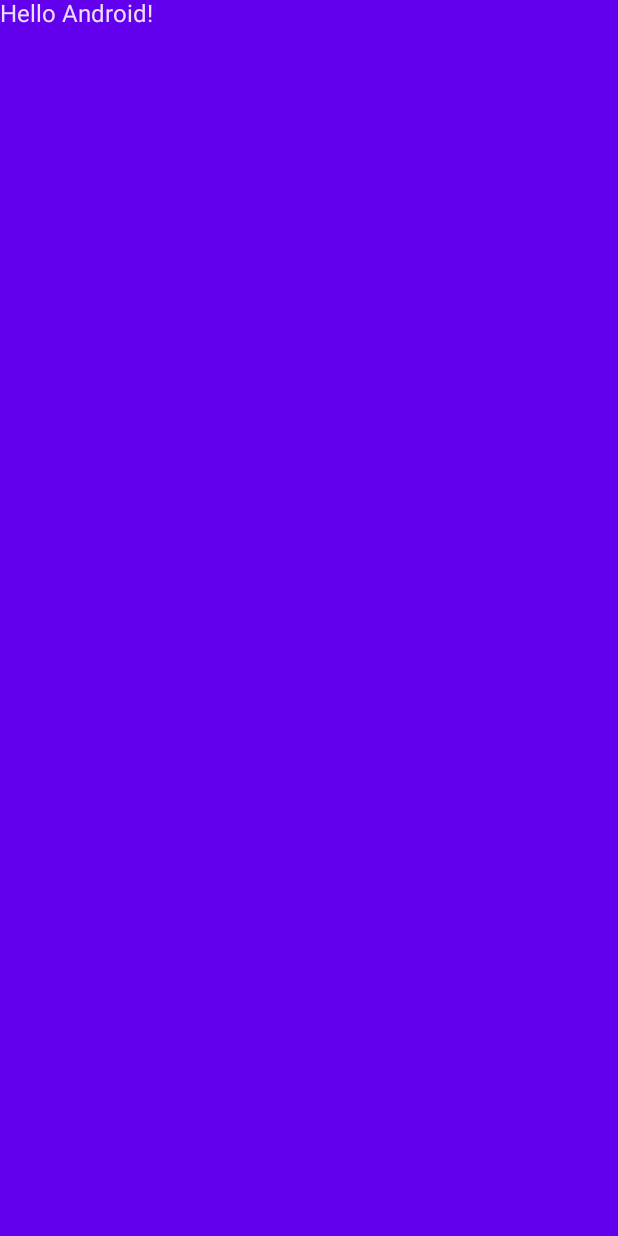
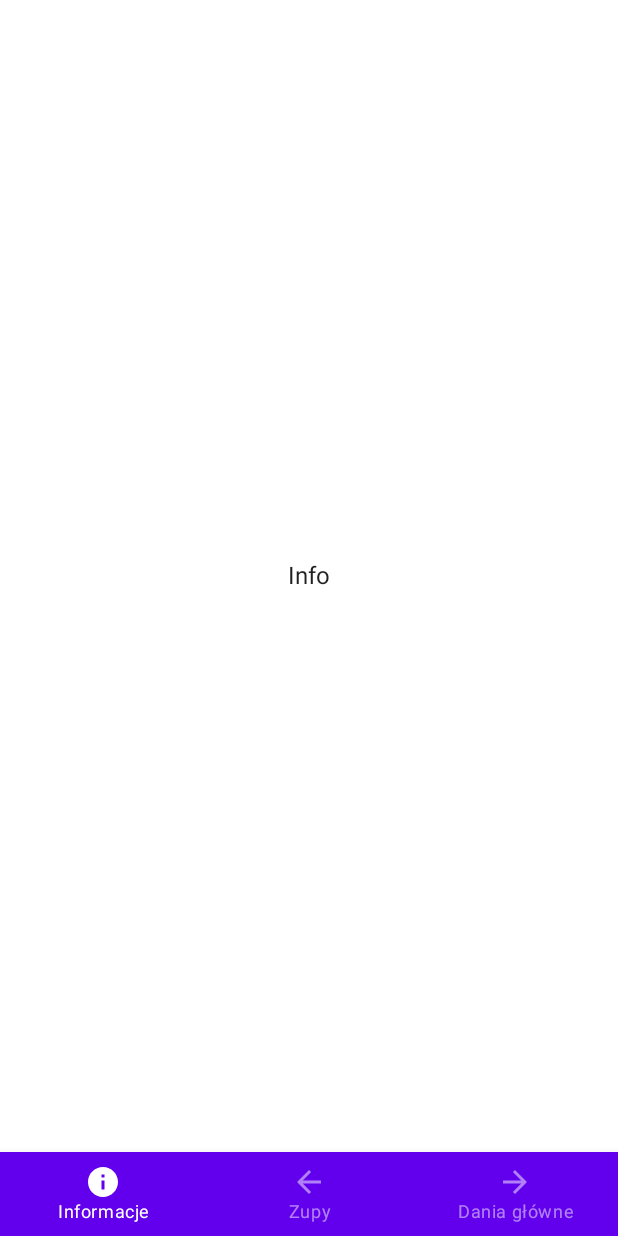
Before and after one commit to dawids21/Kochbuch, an Android app built with Jetpack Compose: the screen it shows after launch (MainActivity), on a phone screen of 412 x 824 dp. Before the commit the screen is almost empty. Run offline under Robolectric (Android 15) with nearby library versions, the phone set to English and light mode, and no system bars.

Commit message:
feat: Create main screen navigation

```diff
--- a/app/build.gradle
+++ b/app/build.gradle
@@ -56,6 +56,7 @@ dependencies {
     implementation 'androidx.compose.ui:ui-graphics'
     implementation 'androidx.compose.ui:ui-tooling-preview'
     implementation 'androidx.compose.material:material'
+    implementation 'androidx.navigation:navigation-compose:2.5.3'
     testImplementation 'junit:junit:4.13.2'
     androidTestImplementation 'androidx.test.ext:junit:1.1.3'
     androidTestImplementation 'androidx.test.espresso:espresso-core:3.4.0'
--- /dev/null
+++ b/app/src/main/java/xyz/stasiak/kochbuch/KochbuchApp.kt
@@ -0,0 +1,11 @@
+package xyz.stasiak.kochbuch
+
+import androidx.compose.runtime.Composable
+import androidx.navigation.NavHostController
+import androidx.navigation.compose.rememberNavController
+import xyz.stasiak.kochbuch.ui.navigation.KochbuchNavHost
+
+@Composable
+fun KochbuchApp(navController: NavHostController = rememberNavController()) {
+    KochbuchNavHost(navController = navController)
+}
--- a/app/src/main/java/xyz/stasiak/kochbuch/MainActivity.kt
+++ b/app/src/main/java/xyz/stasiak/kochbuch/MainActivity.kt
@@ -3,13 +3,6 @@ package xyz.stasiak.kochbuch
 import android.os.Bundle
 import androidx.activity.ComponentActivity
 import androidx.activity.compose.setContent
-import androidx.compose.foundation.layout.fillMaxSize
-import androidx.compose.material.MaterialTheme
-import androidx.compose.material.Surface
-import androidx.compose.material.Text
-import androidx.compose.runtime.Composable
-import androidx.compose.ui.Modifier
-import androidx.compose.ui.tooling.preview.Preview
 import xyz.stasiak.kochbuch.ui.theme.KochbuchTheme
 
 class MainActivity : ComponentActivity() {
@@ -17,30 +10,8 @@ class MainActivity : ComponentActivity() {
         super.onCreate(savedInstanceState)
         setContent {
             KochbuchTheme {
-                // A surface container using the 'background' color from the theme
-                Surface(
-                    modifier = Modifier.fillMaxSize(),
-                    color = MaterialTheme.colors.primary
-                ) {
-                    Greeting("Android")
-                }
+                KochbuchApp()
             }
         }
     }
 }
-
-@Composable
-fun Greeting(name: String, modifier: Modifier = Modifier) {
-    Text(
-        text = "Hello $name!",
-        modifier = modifier
-    )
-}
-
-@Preview(showBackground = true)
-@Composable
-fun GreetingPreview() {
-    KochbuchTheme {
-        Greeting("Android")
-    }
-}
--- /dev/null
+++ b/app/src/main/java/xyz/stasiak/kochbuch/ui/main/BottomNavigationDestination.kt
@@ -0,0 +1,9 @@
+package xyz.stasiak.kochbuch.ui.main
+
+import androidx.compose.ui.graphics.vector.ImageVector
+
+interface BottomNavigationDestination {
+    val route: String
+    val icon: ImageVector
+    val titleRes: Int
+}
--- /dev/null
+++ b/app/src/main/java/xyz/stasiak/kochbuch/ui/main/MainBottomBar.kt
@@ -0,0 +1,53 @@
+package xyz.stasiak.kochbuch.ui.main
+
+import androidx.compose.material.BottomNavigation
+import androidx.compose.material.BottomNavigationItem
+import androidx.compose.material.Icon
+import androidx.compose.material.MaterialTheme
+import androidx.compose.material.Text
+import androidx.compose.runtime.Composable
+import androidx.compose.runtime.getValue
+import androidx.compose.ui.res.stringResource
+import androidx.navigation.NavController
+import androidx.navigation.compose.currentBackStackEntryAsState
+import xyz.stasiak.kochbuch.ui.main.info.BottomInfoDestination
+import xyz.stasiak.kochbuch.ui.main.maincourse.BottomMainCourseDestination
+import xyz.stasiak.kochbuch.ui.main.soup.BottomSoupDestination
+
+@Composable
+fun MainBottomBar(navController: NavController) {
+    val items = listOf(
+        BottomInfoDestination, BottomSoupDestination, BottomMainCourseDestination
+    )
+    BottomNavigation(
+        backgroundColor = MaterialTheme.colors.primary,
+    ) {
+        val navBackStackEntry by navController.currentBackStackEntryAsState()
+        val currentRoute = navBackStackEntry?.destination?.route
+        items.forEach { item ->
+            BottomNavigationItem(
+                icon = { Icon(item.icon, contentDescription = stringResource(id = item.titleRes)) },
+                label = {
+                    Text(
+                        text = stringResource(id = item.titleRes),
+                    )
+                },
+                selectedContentColor = MaterialTheme.colors.onPrimary,
+                unselectedContentColor = MaterialTheme.colors.onPrimary.copy(alpha = 0.5f),
+                alwaysShowLabel = true,
+                selected = currentRoute == item.route,
+                onClick = {
+                    navController.navigate(item.route) {
+                        navController.graph.startDestinationRoute?.let { screenRoute ->
+                            popUpTo(screenRoute) {
+                                saveState = true
+                            }
+                        }
+                        launchSingleTop = true
+                        restoreState = true
+                    }
+                }
+            )
+        }
+    }
+}
--- /dev/null
+++ b/app/src/main/java/xyz/stasiak/kochbuch/ui/main/MainDestination.kt
@@ -0,0 +1,9 @@
+package xyz.stasiak.kochbuch.ui.main
+
+import xyz.stasiak.kochbuch.R
+import xyz.stasiak.kochbuch.ui.navigation.NavigationDestination
+
+object MainDestination : NavigationDestination {
+    override val route: String = "main"
+    override val titleRes: Int = R.string.empty
+}
--- /dev/null
+++ b/app/src/main/java/xyz/stasiak/kochbuch/ui/main/MainScreen.kt
@@ -0,0 +1,39 @@
+package xyz.stasiak.kochbuch.ui.main
+
+import androidx.compose.foundation.layout.padding
+import androidx.compose.material.Scaffold
+import androidx.compose.runtime.Composable
+import androidx.compose.ui.Modifier
+import androidx.navigation.NavHostController
+import androidx.navigation.compose.NavHost
+import androidx.navigation.compose.composable
+import xyz.stasiak.kochbuch.ui.main.info.BottomInfoDestination
+import xyz.stasiak.kochbuch.ui.main.info.InfoScreen
+import xyz.stasiak.kochbuch.ui.main.maincourse.BottomMainCourseDestination
+import xyz.stasiak.kochbuch.ui.main.maincourse.MainCourseScreen
+import xyz.stasiak.kochbuch.ui.main.soup.BottomSoupDestination
+import xyz.stasiak.kochbuch.ui.main.soup.SoupScreen
+
+@Composable
+fun MainScreen(navController: NavHostController, modifier: Modifier = Modifier) {
+    Scaffold(
+        bottomBar = { MainBottomBar(navController = navController) },
+        modifier = modifier
+    ) { innerPadding ->
+        NavHost(
+            navController = navController,
+            startDestination = BottomInfoDestination.route,
+            modifier = Modifier.padding(innerPadding)
+        ) {
+            composable(route = BottomInfoDestination.route) {
+                InfoScreen()
+            }
+            composable(route = BottomSoupDestination.route) {
+                SoupScreen()
+            }
+            composable(route = BottomMainCourseDestination.route) {
+                MainCourseScreen()
+            }
+        }
+    }
+}
--- /dev/null
+++ b/app/src/main/java/xyz/stasiak/kochbuch/ui/main/info/BottomInfoDestination.kt
@@ -0,0 +1,13 @@
+package xyz.stasiak.kochbuch.ui.main.info
+
+import androidx.compose.material.icons.Icons
+import androidx.compose.material.icons.filled.Info
+import androidx.compose.ui.graphics.vector.ImageVector
+import xyz.stasiak.kochbuch.R
+import xyz.stasiak.kochbuch.ui.main.BottomNavigationDestination
+
+object BottomInfoDestination : BottomNavigationDestination {
+    override val route: String = "info"
+    override val icon: ImageVector = Icons.Filled.Info
+    override val titleRes: Int = R.string.info
+}
--- /dev/null
+++ b/app/src/main/java/xyz/stasiak/kochbuch/ui/main/info/InfoScreen.kt
@@ -0,0 +1,20 @@
+package xyz.stasiak.kochbuch.ui.main.info
+
+import androidx.compose.foundation.layout.Arrangement
+import androidx.compose.foundation.layout.Column
+import androidx.compose.foundation.layout.fillMaxSize
+import androidx.compose.material.Text
+import androidx.compose.runtime.Composable
+import androidx.compose.ui.Alignment
+import androidx.compose.ui.Modifier
+
+@Composable
+fun InfoScreen(modifier: Modifier = Modifier) {
+    Column(
+        verticalArrangement = Arrangement.Center,
+        horizontalAlignment = Alignment.CenterHorizontally,
+        modifier = modifier.fillMaxSize()
+    ) {
+        Text(text = "Info")
+    }
+}
--- /dev/null
+++ b/app/src/main/java/xyz/stasiak/kochbuch/ui/main/maincourse/BottomMainCourseDestination.kt
@@ -0,0 +1,13 @@
+package xyz.stasiak.kochbuch.ui.main.maincourse
+
+import androidx.compose.material.icons.Icons
+import androidx.compose.material.icons.filled.ArrowForward
+import androidx.compose.ui.graphics.vector.ImageVector
+import xyz.stasiak.kochbuch.R
+import xyz.stasiak.kochbuch.ui.main.BottomNavigationDestination
+
+object BottomMainCourseDestination : BottomNavigationDestination {
+    override val route: String = "maincourse"
+    override val icon: ImageVector = Icons.Filled.ArrowForward
+    override val titleRes: Int = R.string.main_course
+}
--- /dev/null
+++ b/app/src/main/java/xyz/stasiak/kochbuch/ui/main/maincourse/MainCourseScreen.kt
@@ -0,0 +1,20 @@
+package xyz.stasiak.kochbuch.ui.main.maincourse
+
+import androidx.compose.foundation.layout.Arrangement
+import androidx.compose.foundation.layout.Column
+import androidx.compose.foundation.layout.fillMaxSize
+import androidx.compose.material.Text
+import androidx.compose.runtime.Composable
+import androidx.compose.ui.Alignment
+import androidx.compose.ui.Modifier
+
+@Composable
+fun MainCourseScreen(modifier: Modifier = Modifier) {
+    Column(
+        verticalArrangement = Arrangement.Center,
+        horizontalAlignment = Alignment.CenterHorizontally,
+        modifier = modifier.fillMaxSize()
+    ) {
+        Text(text = "Dania główne")
+    }
+}
--- /dev/null
+++ b/app/src/main/java/xyz/stasiak/kochbuch/ui/main/soup/BottomSoupDestination.kt
@@ -0,0 +1,13 @@
+package xyz.stasiak.kochbuch.ui.main.soup
+
+import androidx.compose.material.icons.Icons
+import androidx.compose.material.icons.filled.ArrowBack
+import androidx.compose.ui.graphics.vector.ImageVector
+import xyz.stasiak.kochbuch.R
+import xyz.stasiak.kochbuch.ui.main.BottomNavigationDestination
+
+object BottomSoupDestination : BottomNavigationDestination {
+    override val route: String = "soup"
+    override val icon: ImageVector = Icons.Filled.ArrowBack
+    override val titleRes: Int = R.string.soup
+}
--- /dev/null
+++ b/app/src/main/java/xyz/stasiak/kochbuch/ui/main/soup/SoupScreen.kt
@@ -0,0 +1,20 @@
+package xyz.stasiak.kochbuch.ui.main.soup
+
+import androidx.compose.foundation.layout.Arrangement
+import androidx.compose.foundation.layout.Column
+import androidx.compose.foundation.layout.fillMaxSize
+import androidx.compose.material.Text
+import androidx.compose.runtime.Composable
+import androidx.compose.ui.Alignment
+import androidx.compose.ui.Modifier
+
+@Composable
+fun SoupScreen(modifier: Modifier = Modifier) {
+    Column(
+        verticalArrangement = Arrangement.Center,
+        horizontalAlignment = Alignment.CenterHorizontally,
+        modifier = modifier.fillMaxSize()
+    ) {
+        Text(text = "Zupy")
+    }
+}
--- /dev/null
+++ b/app/src/main/java/xyz/stasiak/kochbuch/ui/navigation/KochbuchNavGraph.kt
@@ -0,0 +1,26 @@
+package xyz.stasiak.kochbuch.ui.navigation
+
+import androidx.compose.runtime.Composable
+import androidx.compose.ui.Modifier
+import androidx.navigation.NavHostController
+import androidx.navigation.compose.NavHost
+import androidx.navigation.compose.composable
+import androidx.navigation.compose.rememberNavController
+import xyz.stasiak.kochbuch.ui.main.MainDestination
+import xyz.stasiak.kochbuch.ui.main.MainScreen
+
+@Composable
+fun KochbuchNavHost(
+    navController: NavHostController,
+    modifier: Modifier = Modifier,
+) {
+    NavHost(
+        navController = navController,
+        startDestination = MainDestination.route,
+        modifier = modifier
+    ) {
+        composable(route = MainDestination.route) {
+            MainScreen(navController = rememberNavController())
+        }
+    }
+}
--- /dev/null
+++ b/app/src/main/java/xyz/stasiak/kochbuch/ui/navigation/NavigationDestination.kt
@@ -0,0 +1,6 @@
+package xyz.stasiak.kochbuch.ui.navigation
+
+interface NavigationDestination {
+    val route: String
+    val titleRes: Int
+}
--- a/app/src/main/res/values/strings.xml
+++ b/app/src/main/res/values/strings.xml
@@ -1,3 +1,7 @@
 <resources>
     <string name="app_name">Kochbuch</string>
+    <string name="info">Informacje</string>
+    <string name="main_course">Dania główne</string>
+    <string name="soup">Zupy</string>
+    <string name="empty" />
 </resources>
```
